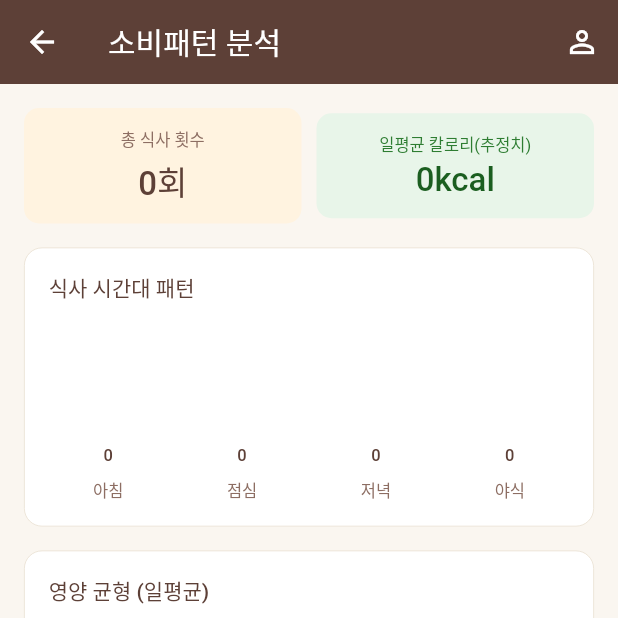
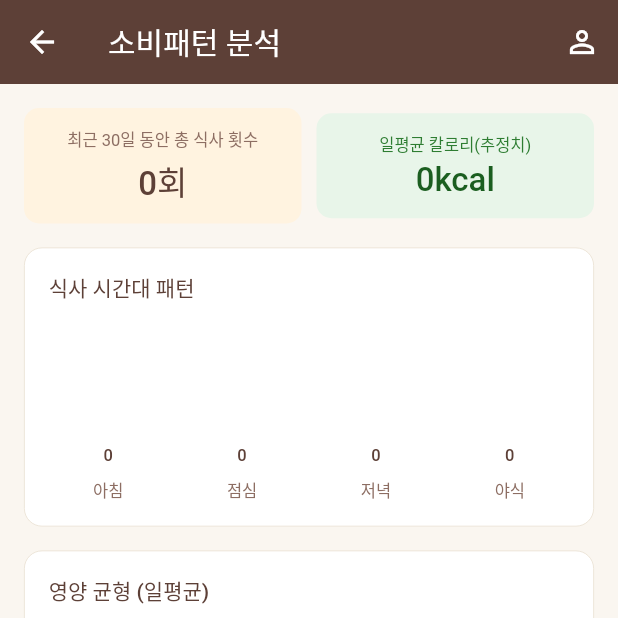
Before and after one commit to ghostlink77/FAM-fridge_AI_manager, a Flutter app: the ConsumptionPatternPage screen opened directly with empty values, on a phone screen of 412 x 824 dp, the top half of it. Run offline on Flutter 3.47's test engine with Material 3 defaults, Android fonts, the phone set to English and light mode, and no system bars; our stand-ins replace cloud_firestore, file_picker, firebase_core, flutter_dotenv, flutter_markdown, google_fonts and 3 more; missing offline and left inert: record; accounts and stored records are empty.

Commit message:
Minior: 소비패턴 분석 페이지 사소한 텍스트 수정

```diff
--- a/lib/screens/consumption_pattern_page.dart
+++ b/lib/screens/consumption_pattern_page.dart
@@ -262,7 +262,7 @@ class _ConsumptionPatternPageState extends State<ConsumptionPatternPage> {
                     ),
                     child: Column(
                       children: [
-                        Text('총 식사 횟수',
+                        Text('최근 30일 동안 총 식사 횟수',
                             style: TextStyle(fontSize: 11, color: AppColors.warmBrown)),
                         const SizedBox(height: 4),
                         Text('$_totalMeals회',
--- a/lib/screens/manual_meal_record_page.dart
+++ b/lib/screens/manual_meal_record_page.dart
@@ -314,7 +314,7 @@ class _ManualMealRecordPageState extends State<ManualMealRecordPage> {
               childAspectRatio: 2.5,
               children: [
                 _buildMealTypeButton('breakfast', '아침', '6:00 ~ 10:00'),
-                _buildMealTypeButton('lunch', '점심', '11:00 ~ 14:00'),
+                _buildMealTypeButton('lunch', '점심', '11:00 ~ 17:00'),
                 _buildMealTypeButton('dinner', '저녁', '17:00 ~ 21:00'),
                 _buildMealTypeButton('snack', '야식', '21:00 ~ 6:00'),
               ],
```
